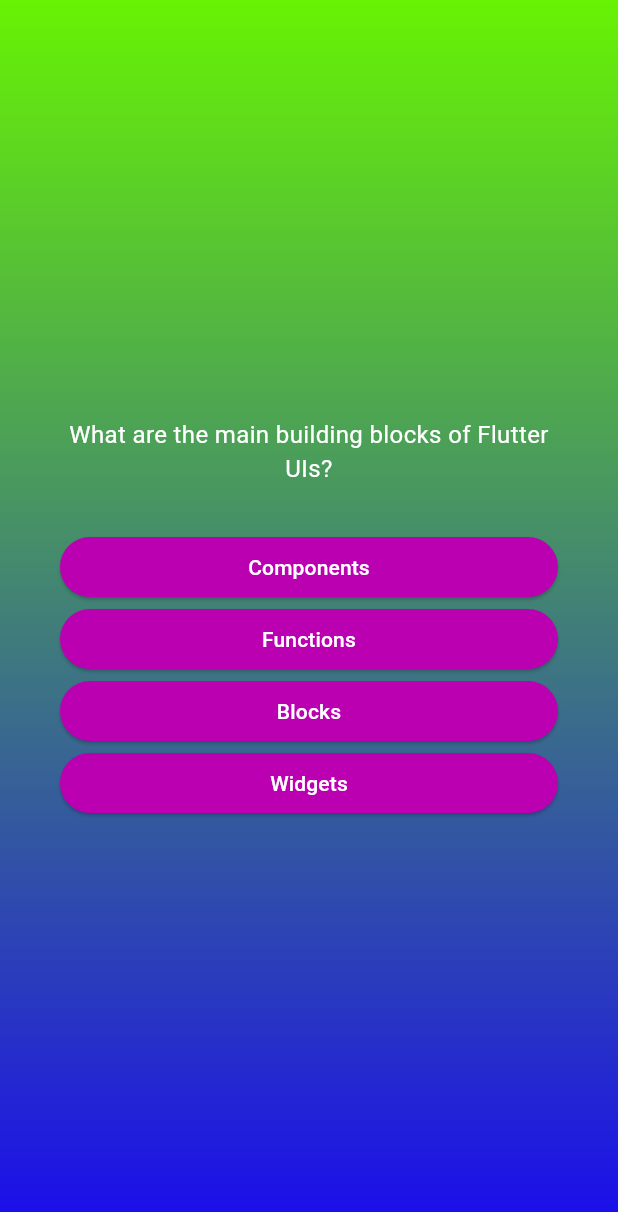
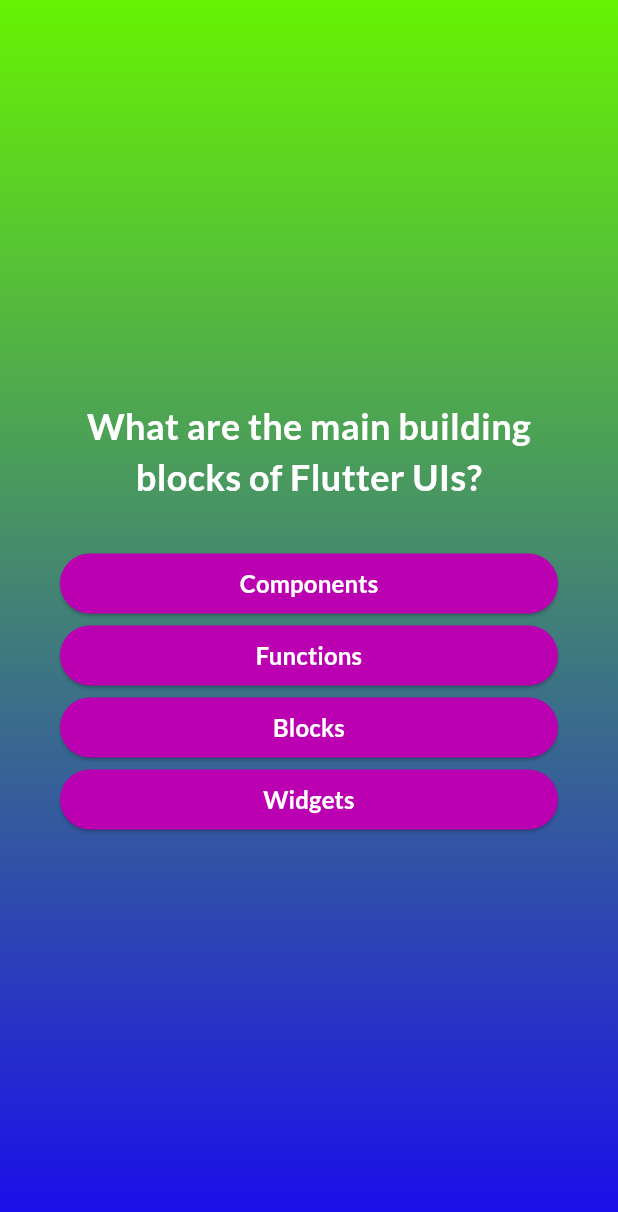
Before and after one commit to footman2017/adv_basic, a Flutter app: the screen it shows after launch, after a tap on "Start Quiz", on a phone screen of 412 x 824 dp. Shown: the top 1212 px of the screen. Run offline on Flutter 3.47's test engine with Material 3 defaults, Android fonts, the phone set to English and light mode, and no system bars; our stand-ins replace google_fonts.

Commit message:
add google font

```diff
--- a/lib/answer_button.dart
+++ b/lib/answer_button.dart
@@ -1,4 +1,5 @@
 import 'package:flutter/material.dart';
+import 'package:google_fonts/google_fonts.dart';
 
 class AnswerButton extends StatelessWidget {
   final String buttonText;
@@ -15,6 +16,8 @@ class AnswerButton extends StatelessWidget {
       child: Text(
         buttonText,
         textAlign: TextAlign.center,
+        style: GoogleFonts.lato(
+            color: Colors.white, fontSize: 16.0, fontWeight: FontWeight.bold),
       ),
     );
   }
--- a/lib/question_screen.dart
+++ b/lib/question_screen.dart
@@ -1,6 +1,7 @@
 import 'package:adv_basic/answer_button.dart';
 import 'package:adv_basic/data/questions.dart';
 import 'package:flutter/material.dart';
+import 'package:google_fonts/google_fonts.dart';
 
 class QuestionScreen extends StatefulWidget {
   const QuestionScreen({super.key});
@@ -33,10 +34,10 @@ class _QuestionScreenState extends State<QuestionScreen> {
           children: [
             Text(
               currentQuestion.text,
-              style: const TextStyle(
-                color: Colors.white,
-                fontSize: 16.0,
-              ),
+              style: GoogleFonts.lato(
+                  color: Colors.white,
+                  fontSize: 24.0,
+                  fontWeight: FontWeight.bold),
               textAlign: TextAlign.center,
             ),
             const SizedBox(height: 30),
--- a/lib/start_screen.dart
+++ b/lib/start_screen.dart
@@ -19,7 +19,7 @@ class StartScreen extends StatelessWidget {
           const SizedBox(
             height: 80,
           ),
-          const TextWidget(text: "Lorem ipsum dolor sit amet."),
+          const TextWidget(text: "Learning the hardway"),
           const SizedBox(
             height: 30,
           ),
--- a/lib/text_widget.dart
+++ b/lib/text_widget.dart
@@ -1,4 +1,5 @@
 import 'package:flutter/material.dart';
+import 'package:google_fonts/google_fonts.dart';
 
 class TextWidget extends StatelessWidget {
   final String text;
@@ -8,10 +9,8 @@ class TextWidget extends StatelessWidget {
   Widget build(context) {
     return Text(
       text,
-      style: const TextStyle(
-        color: Colors.white,
-        fontSize: 28.0,
-      ),
+      style: GoogleFonts.lato(
+          color: Colors.white, fontSize: 28.0, fontWeight: FontWeight.bold),
     );
   }
 }
--- a/pubspec.yaml
+++ b/pubspec.yaml
@@ -35,6 +35,7 @@ dependencies:
   # The following adds the Cupertino Icons font to your application.
   # Use with the CupertinoIcons class for iOS style icons.
   cupertino_icons: ^1.0.8
+  google_fonts: ^6.2.1
 
 dev_dependencies:
   flutter_test:
```
Also changed, not shown: pubspec.lock, 1 other file.
